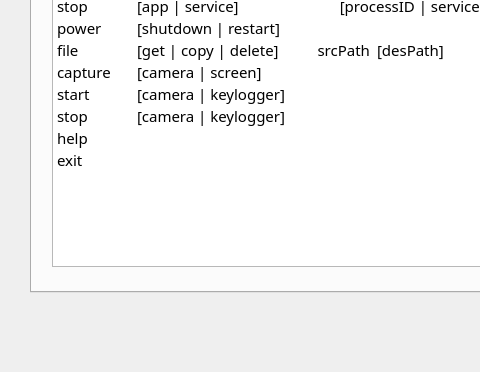
Qt form Client/mainwindow.ui (leducthanhig/remote-control-with-email) before a commit; both pictures show x 0 to 480 and y 128 to 500 of the 640 by 500 pixel window.
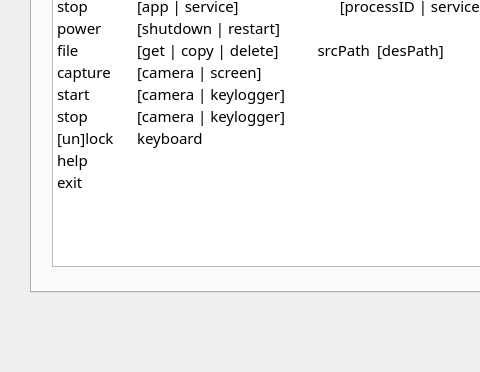
The same form after that commit. The open tabs and pages were chosen to show the change.

Commit message: add: keyboard [un]locking feature

What changed in the file:
```diff
--- a/Client/mainwindow.ui
+++ b/Client/mainwindow.ui
@@ -106,17 +106,18 @@
 hr { height: 1px; border-width: 0; }
 li.unchecked::marker { content: &quot;\2610&quot;; }
 li.checked::marker { content: &quot;\2612&quot;; }
-&lt;/style&gt;&lt;/head&gt;&lt;body style=&quot; font-family:'Quicksand Medium'; font-size:11pt; font-weight:400; font-style:normal;&quot;&gt;
-&lt;p style=&quot; margin-top:0px; margin-bottom:0px; margin-left:0px; margin-right:0px; -qt-block-indent:0; text-indent:0px;&quot;&gt;list    	[app | service | dir]	           [dirPath]&lt;/p&gt;
-&lt;p style=&quot; margin-top:0px; margin-bottom:0px; margin-left:0px; margin-right:0px; -qt-block-indent:0; text-indent:0px;&quot;&gt;start   	[app | service]      	           [appPath | serviceName]&lt;/p&gt;
-&lt;p style=&quot; margin-top:0px; margin-bottom:0px; margin-left:0px; margin-right:0px; -qt-block-indent:0; text-indent:0px;&quot;&gt;stop    	[app | service]	           [processID | serviceName]&lt;/p&gt;
-&lt;p style=&quot; margin-top:0px; margin-bottom:0px; margin-left:0px; margin-right:0px; -qt-block-indent:0; text-indent:0px;&quot;&gt;power   	[shutdown | restart]&lt;/p&gt;
-&lt;p style=&quot; margin-top:0px; margin-bottom:0px; margin-left:0px; margin-right:0px; -qt-block-indent:0; text-indent:0px;&quot;&gt;file    	[get | copy | delete]          srcPath	[desPath]&lt;/p&gt;
-&lt;p style=&quot; margin-top:0px; margin-bottom:0px; margin-left:0px; margin-right:0px; -qt-block-indent:0; text-indent:0px;&quot;&gt;capture 	[camera | screen]&lt;/p&gt;
-&lt;p style=&quot; margin-top:0px; margin-bottom:0px; margin-left:0px; margin-right:0px; -qt-block-indent:0; text-indent:0px;&quot;&gt;start   	[camera | keylogger]&lt;/p&gt;
-&lt;p style=&quot; margin-top:0px; margin-bottom:0px; margin-left:0px; margin-right:0px; -qt-block-indent:0; text-indent:0px;&quot;&gt;stop    	[camera | keylogger]&lt;/p&gt;
-&lt;p style=&quot; margin-top:0px; margin-bottom:0px; margin-left:0px; margin-right:0px; -qt-block-indent:0; text-indent:0px;&quot;&gt;help&lt;/p&gt;
-&lt;p style=&quot; margin-top:0px; margin-bottom:0px; margin-left:0px; margin-right:0px; -qt-block-indent:0; text-indent:0px;&quot;&gt;exit&lt;/p&gt;&lt;/body&gt;&lt;/html&gt;</string>
+&lt;/style&gt;&lt;/head&gt;&lt;body style=&quot; font-family:'Segoe UI'; font-size:9pt; font-weight:400; font-style:normal;&quot;&gt;
+&lt;p style=&quot; margin-top:0px; margin-bottom:0px; margin-left:0px; margin-right:0px; -qt-block-indent:0; text-indent:0px;&quot;&gt;&lt;span style=&quot; font-family:'Quicksand Medium'; font-size:11pt;&quot;&gt;list    	[app | service | dir]	           [dirPath]&lt;/span&gt;&lt;/p&gt;
+&lt;p style=&quot; margin-top:0px; margin-bottom:0px; margin-left:0px; margin-right:0px; -qt-block-indent:0; text-indent:0px;&quot;&gt;&lt;span style=&quot; font-family:'Quicksand Medium'; font-size:11pt;&quot;&gt;start   	[app | service]      	           [appPath | serviceName]&lt;/span&gt;&lt;/p&gt;
+&lt;p style=&quot; margin-top:0px; margin-bottom:0px; margin-left:0px; margin-right:0px; -qt-block-indent:0; text-indent:0px;&quot;&gt;&lt;span style=&quot; font-family:'Quicksand Medium'; font-size:11pt;&quot;&gt;stop    	[app | service]	           [processID | serviceName]&lt;/span&gt;&lt;/p&gt;
+&lt;p style=&quot; margin-top:0px; margin-bottom:0px; margin-left:0px; margin-right:0px; -qt-block-indent:0; text-indent:0px;&quot;&gt;&lt;span style=&quot; font-family:'Quicksand Medium'; font-size:11pt;&quot;&gt;power   	[shutdown | restart]&lt;/span&gt;&lt;/p&gt;
+&lt;p style=&quot; margin-top:0px; margin-bottom:0px; margin-left:0px; margin-right:0px; -qt-block-indent:0; text-indent:0px;&quot;&gt;&lt;span style=&quot; font-family:'Quicksand Medium'; font-size:11pt;&quot;&gt;file    	[get | copy | delete]          srcPath	[desPath]&lt;/span&gt;&lt;/p&gt;
+&lt;p style=&quot; margin-top:0px; margin-bottom:0px; margin-left:0px; margin-right:0px; -qt-block-indent:0; text-indent:0px;&quot;&gt;&lt;span style=&quot; font-family:'Quicksand Medium'; font-size:11pt;&quot;&gt;capture 	[camera | screen]&lt;/span&gt;&lt;/p&gt;
+&lt;p style=&quot; margin-top:0px; margin-bottom:0px; margin-left:0px; margin-right:0px; -qt-block-indent:0; text-indent:0px;&quot;&gt;&lt;span style=&quot; font-family:'Quicksand Medium'; font-size:11pt;&quot;&gt;start   	[camera | keylogger]&lt;/span&gt;&lt;/p&gt;
+&lt;p style=&quot; margin-top:0px; margin-bottom:0px; margin-left:0px; margin-right:0px; -qt-block-indent:0; text-indent:0px;&quot;&gt;&lt;span style=&quot; font-family:'Quicksand Medium'; font-size:11pt;&quot;&gt;stop    	[camera | keylogger]&lt;/span&gt;&lt;/p&gt;
+&lt;p style=&quot; margin-top:0px; margin-bottom:0px; margin-left:0px; margin-right:0px; -qt-block-indent:0; text-indent:0px;&quot;&gt;&lt;span style=&quot; font-family:'Quicksand Medium'; font-size:11pt;&quot;&gt;[un]lock	keyboard&lt;/span&gt;&lt;/p&gt;
+&lt;p style=&quot; margin-top:0px; margin-bottom:0px; margin-left:0px; margin-right:0px; -qt-block-indent:0; text-indent:0px;&quot;&gt;&lt;span style=&quot; font-family:'Quicksand Medium'; font-size:11pt;&quot;&gt;help&lt;/span&gt;&lt;/p&gt;
+&lt;p style=&quot; margin-top:0px; margin-bottom:0px; margin-left:0px; margin-right:0px; -qt-block-indent:0; text-indent:0px;&quot;&gt;&lt;span style=&quot; font-family:'Quicksand Medium'; font-size:11pt;&quot;&gt;exit&lt;/span&gt;&lt;/p&gt;&lt;/body&gt;&lt;/html&gt;</string>
       </property>
      </widget>
     </widget>
```
Left out of the diff: 4 changed lines with no effect on the pictures. The commit also changes 4 other files.
